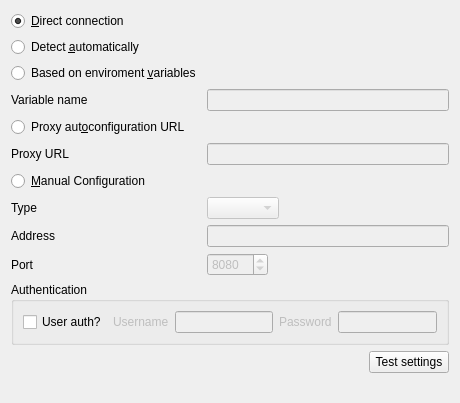
This is resources/ui/settings/network.ui in prymatex/prymatex as Qt 5 draws it before an edit. The edited form follows.
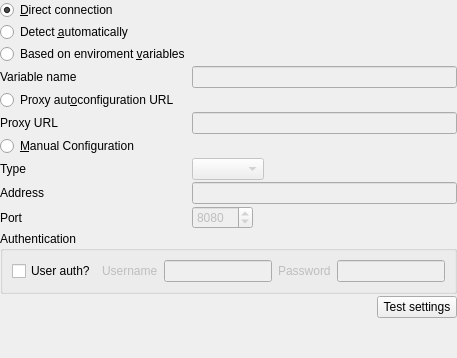
This is the edited form. Icons and pictures are not drawn.

What changed in the file:
```diff
--- a/resources/ui/settings/network.ui
+++ b/resources/ui/settings/network.ui
@@ -2,14 +2,6 @@
 <ui version="4.0">
  <class>Network</class>
  <widget class="QWidget" name="Network">
-  <property name="geometry">
-   <rect>
-    <x>0</x>
-    <y>0</y>
-    <width>460</width>
-    <height>403</height>
-   </rect>
-  </property>
   <property name="windowTitle">
    <string>Network Settings</string>
   </property>
@@ -18,6 +10,12 @@
     <normaloff>:/icons/actions/document-open-remote.png</normaloff>:/icons/actions/document-open-remote.png</iconset>
   </property>
   <layout class="QVBoxLayout" name="verticalLayout">
+   <property name="spacing">
+    <number>2</number>
+   </property>
+   <property name="margin">
+    <number>0</number>
+   </property>
    <item>
     <layout class="QFormLayout" name="formLayout">
      <property name="fieldGrowthPolicy">
```
Left out of the diff: 4 changed lines with no effect on the pictures.
